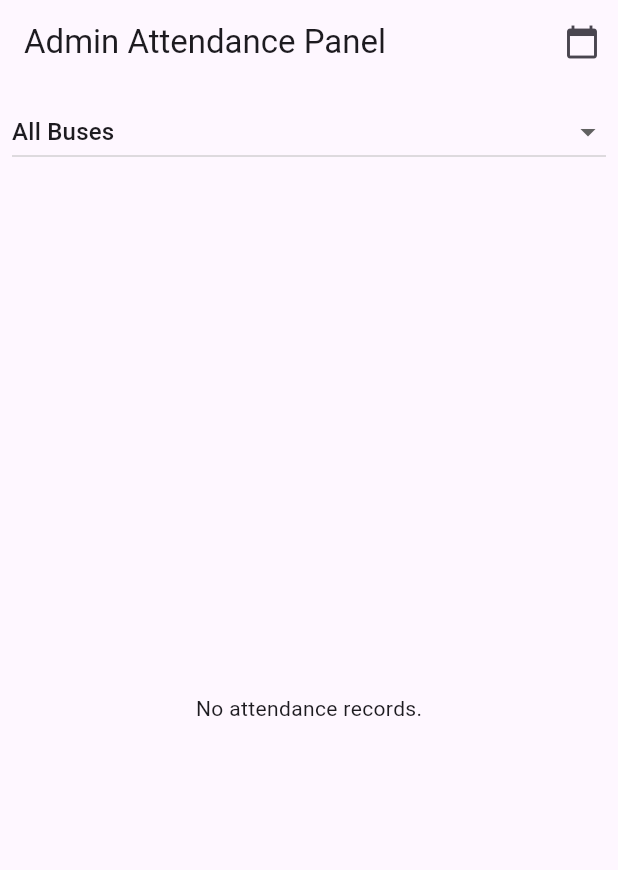
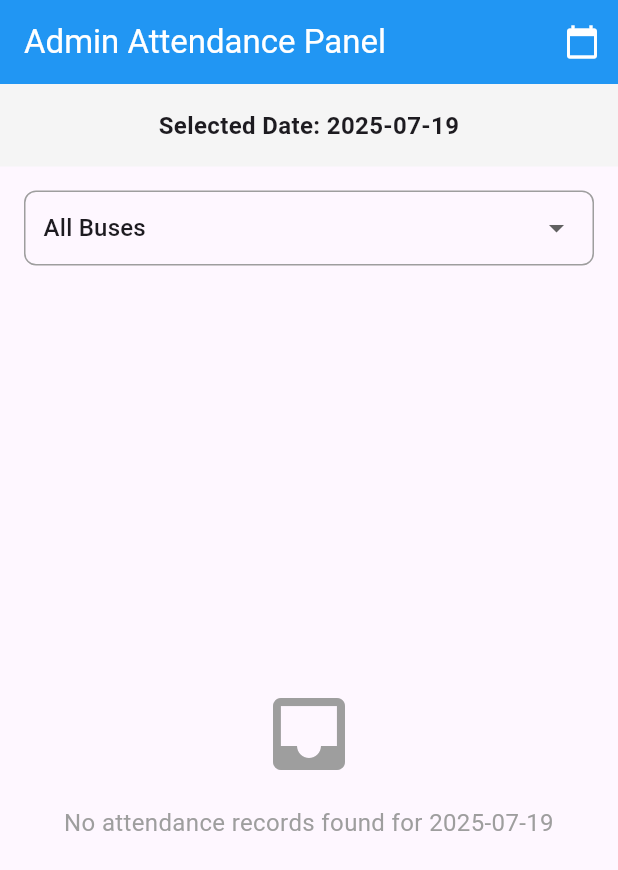
Before and after one commit to rahul05-code/bus_attendance_final, a Flutter app: the AdminAttendancePage screen opened directly, on a phone screen of 412 x 824 dp. Shown: the top 870 px of the screen. Run offline on Flutter 3.47's test engine with Material 3 defaults, Android fonts, the phone set to English and light mode, and no system bars; our stand-ins replace cloud_firestore, firebase_auth, firebase_core, shared_preferences; missing offline and left inert: mobile_scanner; accounts and stored records are empty.

Commit message:
Fix Admin Page Crash Issue

```diff
--- a/lib/admin_page.dart
+++ b/lib/admin_page.dart
@@ -31,6 +31,7 @@ class _AdminAttendancePageState extends State<AdminAttendancePage> {
   }
 
   Stream<QuerySnapshot> getAttendanceStream(String date, String? bus) {
+    try {
       Query<Map<String, dynamic>> query = FirebaseFirestore.instance
           .collection('attendance')
           .where('date', isEqualTo: date);
@@ -39,15 +40,14 @@ class _AdminAttendancePageState extends State<AdminAttendancePage> {
         query = query.where('bus', isEqualTo: bus);
       }
 
-    // Safe ordering: only use fields you are sure always exist
-    try {
-      query = query.orderBy('time'); // Make sure ALL docs have 'time' field
+      // Remove orderBy to avoid index issues and potential crashes
+      // We'll sort the data in the UI instead
+      return query.snapshots();
     } catch (e) {
-      debugPrint("OrderBy error: $e");
-      // Skip ordering if error occurs
+      debugPrint("Query error: $e");
+      // Return empty stream in case of error
+      return const Stream.empty();
     }
-
-    return query.snapshots();
   }
 
   void _pickDate() async {
@@ -70,6 +70,8 @@ class _AdminAttendancePageState extends State<AdminAttendancePage> {
     return Scaffold(
       appBar: AppBar(
         title: const Text("Admin Attendance Panel"),
+        backgroundColor: Colors.blue,
+        foregroundColor: Colors.white,
         actions: [
           IconButton(
             onPressed: _pickDate,
@@ -79,74 +81,213 @@ class _AdminAttendancePageState extends State<AdminAttendancePage> {
       ),
       body: Column(
         children: [
+          // Date display
+          Container(
+            width: double.infinity,
+            padding: const EdgeInsets.all(16.0),
+            color: Colors.grey[100],
+            child: Text(
+              'Selected Date: $selectedDate',
+              style: const TextStyle(
+                fontSize: 16,
+                fontWeight: FontWeight.bold,
+              ),
+              textAlign: TextAlign.center,
+            ),
+          ),
+
           // Bus dropdown
           Padding(
-            padding: const EdgeInsets.all(8.0),
+            padding: const EdgeInsets.all(16.0),
+            child: Container(
+              width: double.infinity,
+              padding: const EdgeInsets.symmetric(horizontal: 12.0),
+              decoration: BoxDecoration(
+                border: Border.all(color: Colors.grey),
+                borderRadius: BorderRadius.circular(8.0),
+              ),
               child: DropdownButton<String>(
-              hint: const Text("Select Bus"),
+                hint: const Text("Select Bus (All Buses)"),
                 value: selectedBus,
                 isExpanded: true,
+                underline: const SizedBox(),
                 onChanged: (String? value) {
                   setState(() {
                     selectedBus = value;
                   });
                 },
-              items: busList.map((String bus) {
+                items: [
+                  const DropdownMenuItem<String>(
+                    value: null,
+                    child: Text("All Buses"),
+                  ),
+                  ...busList.map((String bus) {
                     return DropdownMenuItem<String>(
                       value: bus,
                       child: Text(bus),
                     );
-              }).toList()
-                ..insert(
-                    0,
-                    const DropdownMenuItem<String>(
-                      value: null,
-                      child: Text("All Buses"),
-                    )),
+                  }).toList(),
+                ],
+              ),
             ),
           ),
 
+          // Attendance list
           Expanded(
             child: StreamBuilder<QuerySnapshot>(
               stream: getAttendanceStream(selectedDate, selectedBus),
               builder: (context, snapshot) {
                 if (snapshot.hasError) {
-                  return Center(child: Text('Error: ${snapshot.error}'));
+                  return Center(
+                    child: Column(
+                      mainAxisAlignment: MainAxisAlignment.center,
+                      children: [
+                        const Icon(Icons.error, size: 64, color: Colors.red),
+                        const SizedBox(height: 16),
+                        Text(
+                          'Error loading data: ${snapshot.error}',
+                          style: const TextStyle(color: Colors.red),
+                          textAlign: TextAlign.center,
+                        ),
+                        const SizedBox(height: 16),
+                        ElevatedButton(
+                          onPressed: () {
+                            setState(() {}); // Refresh the page
+                          },
+                          child: const Text('Retry'),
+                        ),
+                      ],
+                    ),
+                  );
                 }
 
                 if (snapshot.connectionState == ConnectionState.waiting) {
-                  return const Center(child: CircularProgressIndicator());
+                  return const Center(
+                    child: Column(
+                      mainAxisAlignment: MainAxisAlignment.center,
+                      children: [
+                        CircularProgressIndicator(),
+                        SizedBox(height: 16),
+                        Text('Loading attendance records...'),
+                      ],
+                    ),
+                  );
+                }
+
+                if (!snapshot.hasData || snapshot.data!.docs.isEmpty) {
+                  return Center(
+                    child: Column(
+                      mainAxisAlignment: MainAxisAlignment.center,
+                      children: [
+                        const Icon(Icons.inbox, size: 64, color: Colors.grey),
+                        const SizedBox(height: 16),
+                        Text(
+                          'No attendance records found for $selectedDate',
+                          style: const TextStyle(
+                            fontSize: 16,
+                            color: Colors.grey,
+                          ),
+                          textAlign: TextAlign.center,
+                        ),
+                        if (selectedBus != null) ...[
+                          const SizedBox(height: 8),
+                          Text(
+                            'Bus: $selectedBus',
+                            style: const TextStyle(
+                              fontSize: 14,
+                              color: Colors.grey,
+                            ),
+                          ),
+                        ],
+                      ],
+                    ),
+                  );
                 }
 
                 final data = snapshot.data!.docs;
 
-                if (data.isEmpty) {
-                  return const Center(child: Text('No attendance records.'));
-                }
+                // Sort data by time in the UI to avoid Firestore index issues
+                data.sort((a, b) {
+                  final aData = a.data() as Map<String, dynamic>;
+                  final bData = b.data() as Map<String, dynamic>;
+                  final aTime = aData['time']?.toString() ?? '';
+                  final bTime = bData['time']?.toString() ?? '';
+                  return aTime.compareTo(bTime);
+                });
 
                 return SingleChildScrollView(
+                  padding: const EdgeInsets.all(16.0),
+                  child: Column(
+                    crossAxisAlignment: CrossAxisAlignment.start,
+                    children: [
+                      Text(
+                        'Total Records: ${data.length}',
+                        style: const TextStyle(
+                          fontSize: 16,
+                          fontWeight: FontWeight.bold,
+                        ),
+                      ),
+                      const SizedBox(height: 16),
+                      SingleChildScrollView(
                         scrollDirection: Axis.horizontal,
                         child: DataTable(
+                          headingRowColor: MaterialStateProperty.all(Colors.blue[50]),
+                          border: TableBorder.all(color: Colors.grey[300]!),
                           columns: const [
-                      DataColumn(label: Text("Name")),
-                      DataColumn(label: Text("Phone")),
-                      DataColumn(label: Text("Bus")),
-                      DataColumn(label: Text("Stop")),
-                      DataColumn(label: Text("Time")),
-                      DataColumn(label: Text("Date")),
+                            DataColumn(
+                              label: Text(
+                                "Name",
+                                style: TextStyle(fontWeight: FontWeight.bold),
+                              ),
+                            ),
+                            DataColumn(
+                              label: Text(
+                                "Phone",
+                                style: TextStyle(fontWeight: FontWeight.bold),
+                              ),
+                            ),
+                            DataColumn(
+                              label: Text(
+                                "Bus",
+                                style: TextStyle(fontWeight: FontWeight.bold),
+                              ),
+                            ),
+                            DataColumn(
+                              label: Text(
+                                "Stop",
+                                style: TextStyle(fontWeight: FontWeight.bold),
+                              ),
+                            ),
+                            DataColumn(
+                              label: Text(
+                                "Time",
+                                style: TextStyle(fontWeight: FontWeight.bold),
+                              ),
+                            ),
+                            DataColumn(
+                              label: Text(
+                                "Date",
+                                style: TextStyle(fontWeight: FontWeight.bold),
+                              ),
+                            ),
                           ],
                           rows: data.map((doc) {
                             final record = doc.data() as Map<String, dynamic>;
 
-                      return DataRow(cells: [
-                        DataCell(Text(record['name']?.toString() ?? '')),
-                        DataCell(Text(record['phone']?.toString() ?? '')),
-                        DataCell(Text(record['bus']?.toString() ?? '')),
-                        DataCell(Text(record['stop']?.toString() ?? '')),
-                        DataCell(Text(record['time']?.toString() ?? '')),
-                        DataCell(Text(record['date']?.toString() ?? '')),
-                      ]);
+                            return DataRow(
+                              cells: [
+                                DataCell(Text(record['name']?.toString() ?? 'N/A')),
+                                DataCell(Text(record['phone']?.toString() ?? 'N/A')),
+                                DataCell(Text(record['bus']?.toString() ?? 'N/A')),
+                                DataCell(Text(record['stop']?.toString() ?? 'N/A')),
+                                DataCell(Text(record['time']?.toString() ?? 'N/A')),
+                                DataCell(Text(record['date']?.toString() ?? 'N/A')),
+                              ],
+                            );
                           }).toList(),
+                        ),
+                      ),
+                    ],
                   ),
                 );
               },
```
Lines whose indentation alone changed are shown as unchanged.
